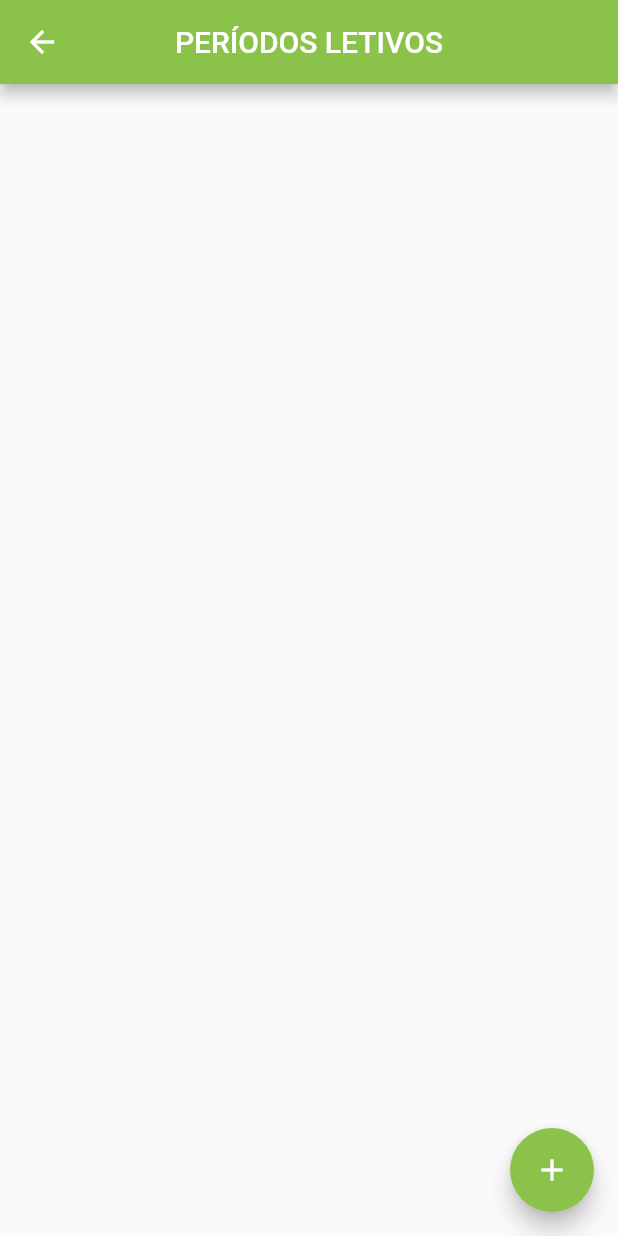
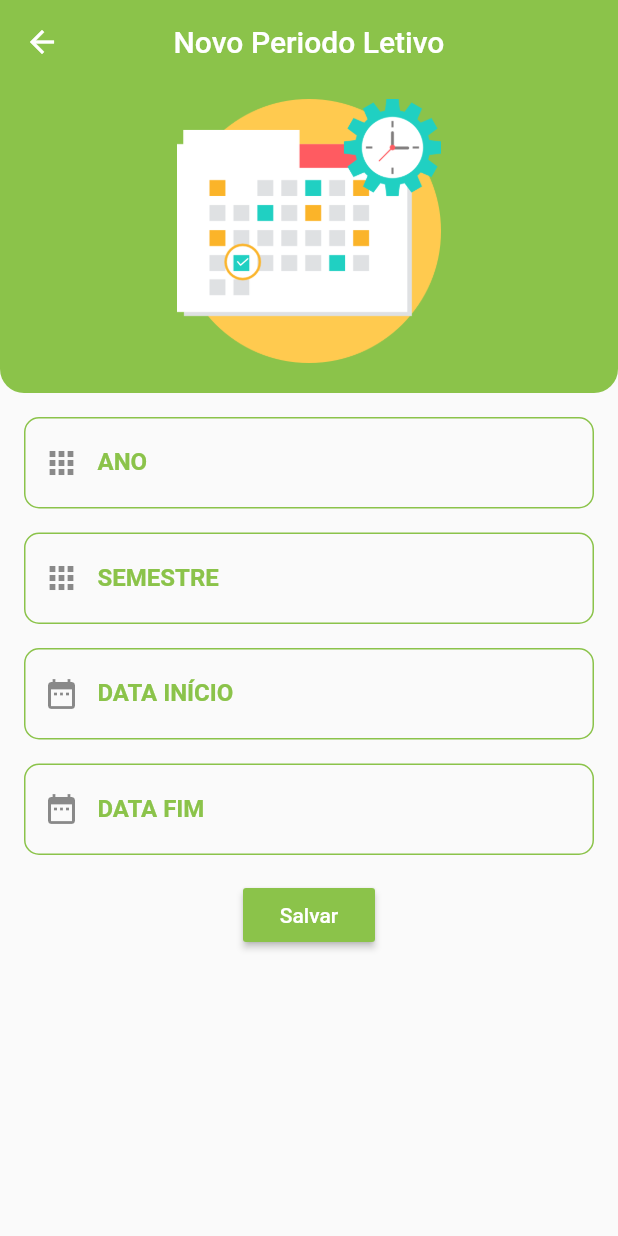
Before and after one commit to jhonmaycon94/magister_mobile, a Flutter app: the HomePeriodoLetivo screen opened directly, after a tap on the "add" icon, on a phone screen of 412 x 824 dp. Run offline on Flutter 3.47's test engine with Material 2 defaults, Android fonts, the phone set to English and light mode, and no system bars; our stand-ins replace sqflite; accounts and stored records are empty.

Commit message:
create ui and backend edit_periodoLetivo

```diff
--- a/lib/views/periodoLetivo/edit_periodo_letivo.dart
+++ b/lib/views/periodoLetivo/edit_periodo_letivo.dart
@@ -0,0 +1,139 @@
+import 'package:flutter/material.dart';
+import 'package:magister_mobile/data/helpers/HelperPeriodoLetivo.dart';
+import 'package:magister_mobile/data/models/PeriodoLetivo.dart';
+import 'package:magister_mobile/views/util/widgetUtil.dart';
+
+class EditPeriodoLetivo extends StatefulWidget {
+  final bool edit;
+  final PeriodoLetivo periodoLetivo;
+
+  EditPeriodoLetivo(this.edit, {this.periodoLetivo}) : assert(edit == true || periodoLetivo == null);
+  @override
+  _EditPeriodoLetivoState createState() => _EditPeriodoLetivoState();
+}
+
+class _EditPeriodoLetivoState extends State<EditPeriodoLetivo> {
+  TextEditingController anoController = new TextEditingController();
+  TextEditingController semestreController = new TextEditingController();
+  TextEditingController dataInicioController = new TextEditingController();
+  TextEditingController dataFimController = new TextEditingController();
+
+  final _formKey = GlobalKey<FormState>();
+
+  @override
+  void initState() {
+    super.initState();
+    if (widget.edit == true) {
+      anoController.text = widget.periodoLetivo.ano.toString();
+      semestreController.text = widget.periodoLetivo.semestre.toString();
+      dataInicioController.text = widget.periodoLetivo.dataInicio.toString();
+      dataFimController.text = widget.periodoLetivo.dataFim.toString();
+    }
+  }
+
+  @override
+  Widget build(BuildContext context) {
+    return Scaffold(
+      appBar: AppBar(
+        backgroundColor: Colors.lightGreen,
+        elevation: 0,
+        centerTitle: true,
+        title: Text(widget.edit ? "Editar Periodo Letivo" : "Novo Periodo Letivo"),
+      ),
+      body: Column(
+        children: <Widget>[
+          Container(
+            height: MediaQuery.of(context).size.height / 4,
+            width: MediaQuery.of(context).size.width,
+            padding: EdgeInsets.only(left: 20, right: 20, top: 10, bottom: 20),
+            decoration: BoxDecoration(
+              color: Colors.lightGreen,
+              borderRadius: BorderRadius.only(
+                bottomLeft: Radius.circular(16),
+                bottomRight: Radius.circular(16),
+              ),
+            ),
+            child: Image.asset("assets/periodo.png"),
+          ),
+          Form(
+            key: _formKey,
+            child: Padding(
+              padding: const EdgeInsets.all(8.0),
+              child: SingleChildScrollView(
+                child: Column(
+                  crossAxisAlignment: CrossAxisAlignment.stretch,
+                  mainAxisAlignment: MainAxisAlignment.center,
+                  children: <Widget>[
+                    formField(
+                        anoController,
+                        "ANO",
+                        Icons.apps,
+                        TextInputType.text,
+                        Colors.lightGreen,
+                        initialValue:
+                            widget.edit ? widget.periodoLetivo.ano : "s"),
+                    formField(
+                      semestreController,
+                      "SEMESTRE",
+                      Icons.apps,
+                      TextInputType.text,
+                      Colors.lightGreen,
+                      initialValue:
+                            widget.edit ? widget.periodoLetivo.semestre : "s"
+                            ),
+                    formField(
+                      dataInicioController,
+                      "DATA INÍCIO",
+                      Icons.date_range,
+                      TextInputType.datetime,
+                      Colors.lightGreen,
+                      initialValue:
+                            widget.edit ? widget.periodoLetivo.dataInicio : "s"
+                      ),
+                    formField(
+                      dataFimController,
+                      "DATA FIM",
+                      Icons.date_range,
+                      TextInputType.datetime,
+                      Colors.lightGreen,
+                      initialValue:
+                            widget.edit ? widget.periodoLetivo.dataFim : "s"
+                      ),
+                  ],
+                ),
+              ),
+            ),
+          ),
+          RaisedButton(
+              textColor: Colors.white,
+              color: Colors.lightGreen,
+              child: Text('Salvar'),
+              onPressed: () async {
+                if (!_formKey.currentState.validate()) {
+                  Scaffold.of(context)
+                      .showSnackBar(SnackBar(content: Text('Carregando')));
+                } else if (widget.edit == true) {
+                  HelperPeriodoLetivo.getInstance().update(new PeriodoLetivo(
+                    ano: int.parse(anoController.text),
+                    semestre: semestreController.text,
+                    dataInicio: dataInicioController.text,
+                    dataFim: dataFimController.text,
+                  ));
+                  Navigator.pop(context);
+                } else {
+                  await HelperPeriodoLetivo.getInstance().save(
+                    new PeriodoLetivo(
+                      ano: int.parse(anoController.text),
+                      semestre: semestreController.text,
+                      dataInicio: dataInicioController.text,
+                      dataFim: dataFimController.text,
+                    ),
+                  );
+                  Navigator.pop(context);
+                }
+              })
+        ],
+      ),
+    );
+  }
+}
--- a/lib/views/periodoLetivo/home_periodo_letivo.dart
+++ b/lib/views/periodoLetivo/home_periodo_letivo.dart
@@ -42,13 +42,13 @@ class _HomePeriodoLetivoState extends State<HomePeriodoLetivo> {
                     title: Text(item.ano.toString()),
                     subtitle: Text(item.dataInicio.toString()),
                     leading: CircleAvatar(child: Text(item.ano.toString()), backgroundColor: Colors.lightGreen,),
-                    onTap: () {/*
+                    onTap: () {
                       Navigator.of(context).push(MaterialPageRoute(
                           builder: (context) => EditPeriodoLetivo(
                                 true,
                                 periodoLetivo: item,
                               )));
-                    */},
+                    },
                   ),
                 );
               },
@@ -61,10 +61,10 @@ class _HomePeriodoLetivoState extends State<HomePeriodoLetivo> {
       floatingActionButton: FloatingActionButton(
         backgroundColor: Colors.lightGreen,
           child: Icon(Icons.add),
-          onPressed: () {/*
+          onPressed: () {
             Navigator.of(context).push(
                 MaterialPageRoute(builder: (context) => EditPeriodoLetivo(false)));
-          */}),
+          }),
     );
   }
 }
```
